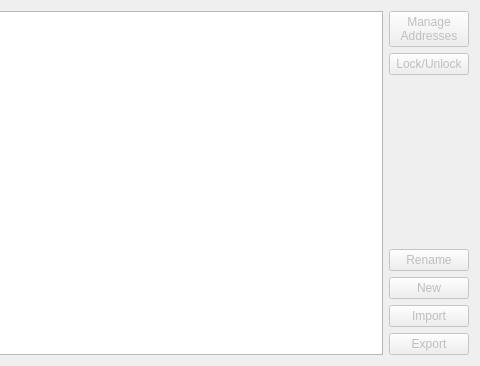
First picture: the form in Interfaces/Main/Wallet/Ui_Frame.ui, repository CiottiGiorgio/Algorand-Wallet-Manager, before the edit; both pictures show x 394 to 874 and y 0 to 366 of the 874 by 366 pixel window.
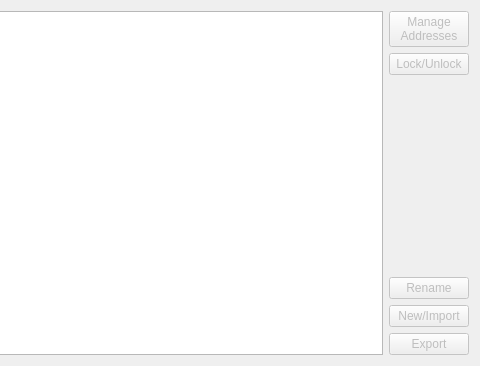
Second picture: the form after the edit. Custom widgets are drawn as their Qt base class.

Commit message: Finished address functionality in AddressFrame.

Diff of the .ui file:
```diff
--- a/Interfaces/Main/Wallet/Ui_Frame.ui
+++ b/Interfaces/Main/Wallet/Ui_Frame.ui
@@ -72,17 +72,7 @@
         <bool>false</bool>
        </property>
        <property name="text">
-        <string>New</string>
-       </property>
-      </widget>
-     </item>
-     <item>
-      <widget class="QPushButton" name="pushButton_Import">
-       <property name="enabled">
-        <bool>false</bool>
-       </property>
-       <property name="text">
-        <string>Import</string>
+        <string>New/Import</string>
        </property>
       </widget>
      </item>
```
Left out of the diff: 2 changed lines with no effect on the pictures. The commit also changes 10 other files.
